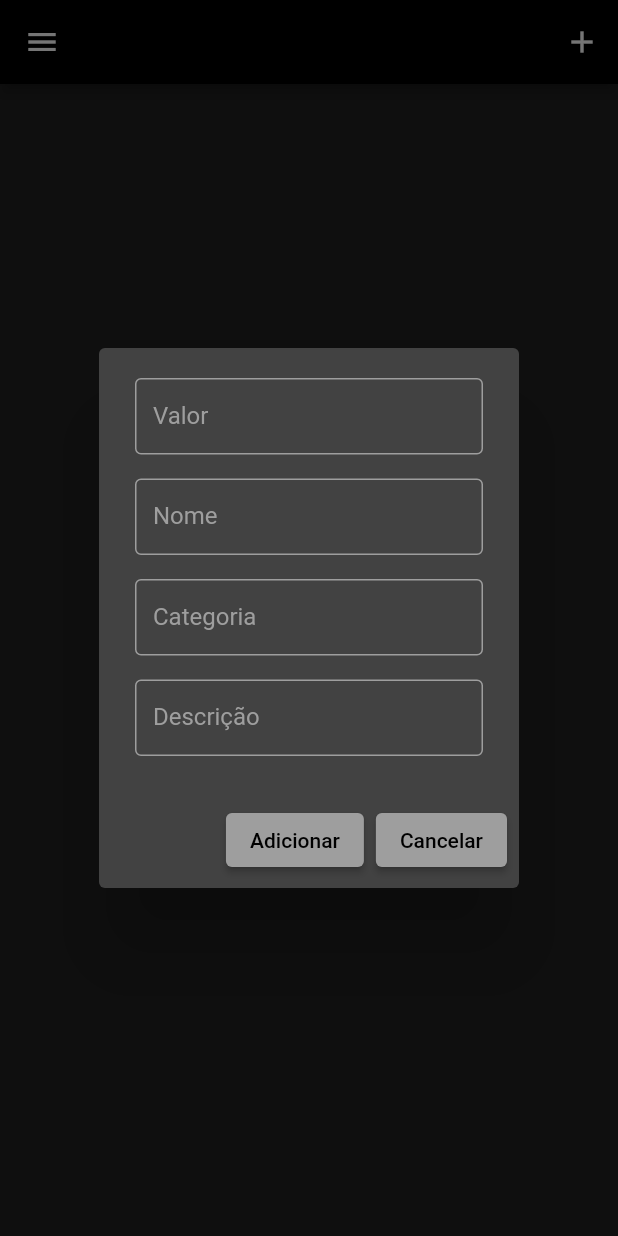
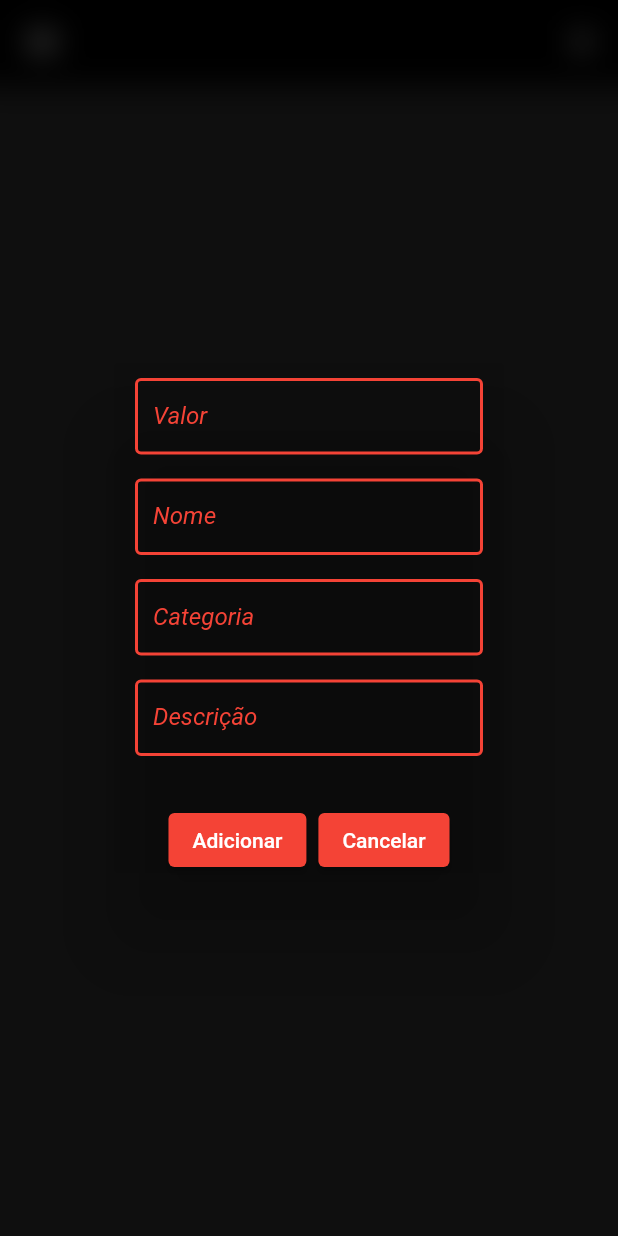
Before and after one commit to remobenunes/Despecito, a Flutter app: the screen it shows after launch, after a tap on the "add" icon, on a phone screen of 412 x 824 dp. Run offline on Flutter 3.47's test engine with Material 2 defaults, Android fonts, the phone set to English and light mode, and no system bars; our stand-ins replace hive, hive_flutter; accounts and stored records are empty.

Commit message:
ajustes no design

```diff
--- a/lib/app/presentation/ui/pages/home/widgets/custom_alert_dialog.dart
+++ b/lib/app/presentation/ui/pages/home/widgets/custom_alert_dialog.dart
@@ -1,3 +1,5 @@
+import 'dart:ui';
+
 import 'package:flutter/material.dart';
 
 import 'package:despecito/app/domain/models/dtos/expense_dto.dart';
@@ -25,17 +27,21 @@ class CustomAlertDialog extends StatelessWidget {
 
   @override
   Widget build(BuildContext context) {
-    return AlertDialog(
-      backgroundColor: Colors.grey[800],
-      content: _content(),
-      actions: [
-        _addButton(context),
-        _cancelButton(context),
-      ],
+    return BackdropFilter(
+      filter: ImageFilter.blur(sigmaX: 10, sigmaY: 10),
+      child: AlertDialog(
+        backgroundColor: Colors.transparent,
+        content: _content(),
+        actionsAlignment: MainAxisAlignment.center,
+        actions: [
+          _addButton(context),
+          _cancelButton(context),
+        ],
+      ),
     );
   }
 
-  Column _content() {
+  _content() {
     return Column(
       mainAxisSize: MainAxisSize.min,
       children: [
@@ -71,14 +77,14 @@ class CustomAlertDialog extends StatelessWidget {
         function(expense);
 
         FocusManager.instance.primaryFocus?.unfocus();
-        Utils.showSnackBar(context, 'Nova Despesa Adicionada');
+        Utils.showSnackBar(context, 'Nova Despesa Adicionada',);
       },
     );
   }
 
   ExpenseDto _createDto() {
     return ExpenseDto(
-      name: nameController.text,
+      name: nameController.text == '' ? 'Não Nomeado' : nameController.text ,
       value: getDouble(),
       category: categoryController.text,
       description: descriptionController.text,
--- a/lib/app/presentation/ui/pages/home/widgets/custom_text_field.dart
+++ b/lib/app/presentation/ui/pages/home/widgets/custom_text_field.dart
@@ -3,44 +3,47 @@ import 'package:flutter/material.dart';
 class CustomTextField extends StatelessWidget {
   final String? label;
   final TextInputType? keyboardType;
-  final TextEditingController? controller;
+  final TextEditingController controller;
 
   const CustomTextField({
     Key? key,
     this.label,
     this.keyboardType,
-    this.controller,
+    required this.controller,
   }) : super(key: key);
 
   @override
   Widget build(BuildContext context) {
-    return Column(
-      crossAxisAlignment: CrossAxisAlignment.start,
-      children: [
-        // _label(),
-        _formField(context),
-      ],
-    );
-  }
-
-  _formField(BuildContext context) {
     return TextField(
       controller: controller,
       keyboardType: keyboardType ?? TextInputType.text,
       style: TextStyle(color: Theme.of(context).colorScheme.primary),
-      decoration: InputDecoration(
-        labelText: label,
-        border: OutlineInputBorder(
-          borderSide: BorderSide(
-              color: Theme.of(context).colorScheme.primary, width: 1.0),
+      decoration: _decoration(context),
+      onTap: () {
+        controller.clear();
+      },
+    );
+  }
+
+  InputDecoration _decoration(BuildContext context) {
+    return InputDecoration(
+      labelText: label,
+      border: OutlineInputBorder(
+        borderSide: BorderSide(
+          color: Theme.of(context).colorScheme.primary,
         ),
-        enabledBorder: OutlineInputBorder(
-          borderSide: BorderSide(
-              color: Theme.of(context).colorScheme.primary, width: 1.0),
+      ),
+      enabledBorder: OutlineInputBorder(
+        borderSide: BorderSide(
+          color: Theme.of(context).colorScheme.primary,
+          width: 2,
         ),
-        labelStyle: TextStyle(color: Theme.of(context).colorScheme.primary),
-        isDense: true,
       ),
+      labelStyle: TextStyle(
+          color: Theme.of(context).colorScheme.primary,
+          fontStyle: FontStyle.italic,
+          fontWeight: FontWeight.w400),
+      isDense: true,
     );
   }
 }
--- a/lib/app/utils/utils.dart
+++ b/lib/app/utils/utils.dart
@@ -5,7 +5,11 @@ class Utils {
     final scaffold = ScaffoldMessenger.of(context);
     scaffold.showSnackBar(
       SnackBar(
-        content: Text(text),
+        content: Text(
+          text,
+          style: TextStyle(fontSize: 16),
+        ),
+        backgroundColor: Theme.of(context).primaryColor,
       ),
     );
   }
--- a/lib/main.dart
+++ b/lib/main.dart
@@ -75,7 +75,7 @@ class MyApp extends StatelessWidget {
       Colors.purple,
       Colors.red,
       Colors.teal,
-      Colors.yellow,
+      // Colors.yellow,
     ];
 
     final random = Random();
```
Also changed, not shown: lib/app/presentation/ui/pages/home/widgets/custom_list_tile.dart (+19 -5 lines).
